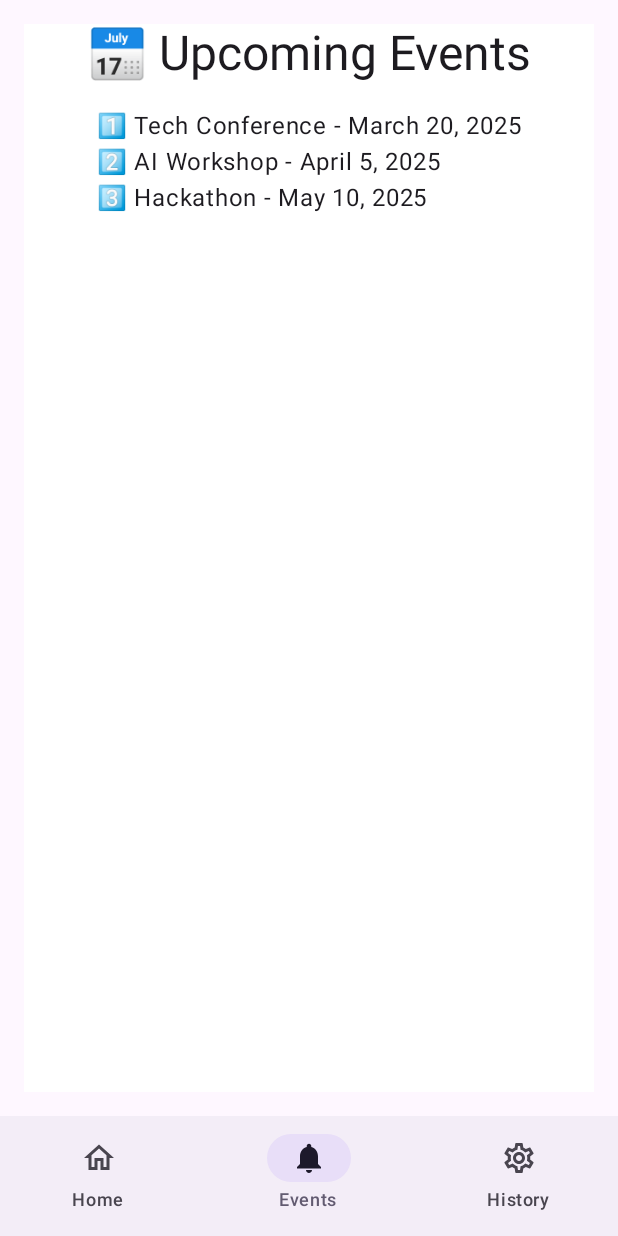
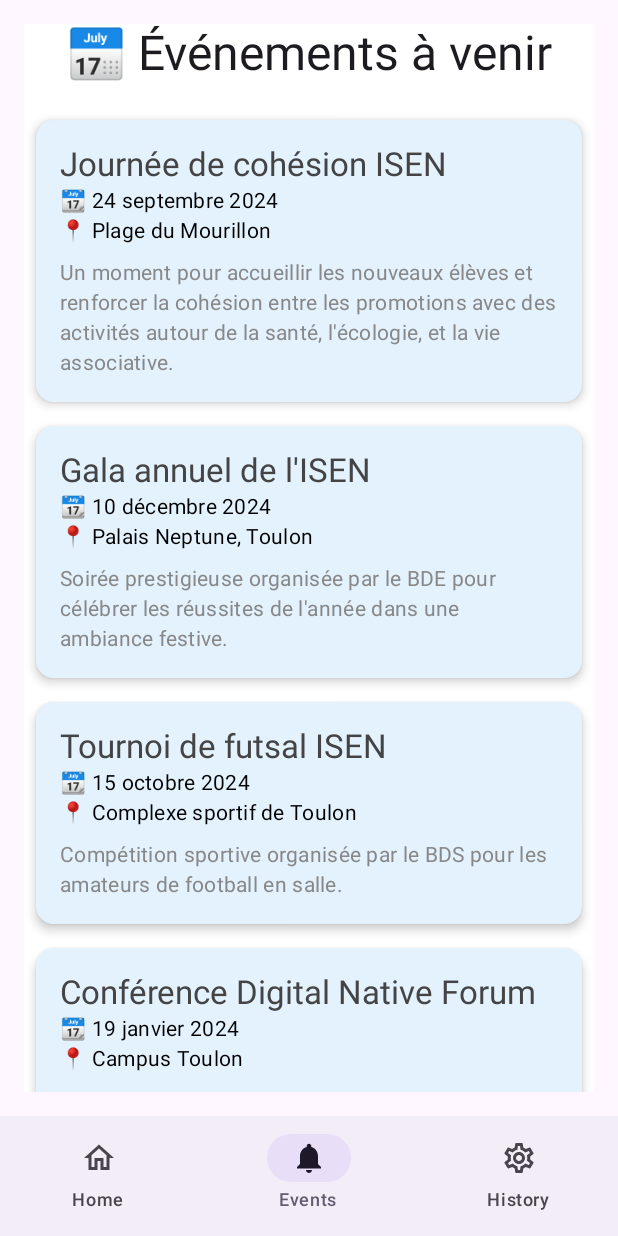
Before and after one commit to JuanAndres-source/ISEN-Android-Native-Mobile-Development, an Android app built with Jetpack Compose: the screen it shows after launch (MainActivity), item 2 of the bottom bar chosen, on a phone screen of 412 x 824 dp. Run offline under Robolectric (Android 15) with nearby library versions, the phone set to English and light mode, and no system bars.

Commit message:
Added Events and created NetworkManager class

```diff
--- a/app/build.gradle.kts
+++ b/app/build.gradle.kts
@@ -50,10 +50,19 @@ dependencies {
     implementation(libs.androidx.material3)
     implementation(libs.androidx.navigation.compose)
     implementation(libs.androidx.navigation.compose.v275)
+    implementation("com.squareup.retrofit2:retrofit:2.9.0")
+    // Import the BoM for the Firebase platform
+    implementation(platform("com.google.firebase:firebase-bom:33.9.0"))
+
+    // Add the dependency for the Vertex AI in Firebase library
+    // When using the BoM, you don't specify versions in Firebase library dependencies
+    implementation("com.google.firebase:firebase-vertexai")
 
     // Retrofit for API calls
     implementation (libs.retrofit2.retrofit)
     implementation (libs.converter.gson)
+
+
 
     // Testing Dependencies
     testImplementation(libs.junit)
--- a/app/src/main/java/api/NetworkManager.kt
+++ b/app/src/main/java/api/NetworkManager.kt
@@ -1,5 +1,27 @@
-/*package api
+package api
 
+import retrofit2.Retrofit
+import retrofit2.converter.gson.GsonConverterFactory
+import retrofit2.http.GET
+import ui.theme.EventItem
+
+// Define the base URL
 class NetworkManager {
-    private const val baseUrl = "https://isen-smart-companion-default-rtdb.europe-west1.firebasedatabase.app/events.json"
-}*/
+    companion object {
+        private const val BASE_URL = "https://isen-smart-companion-default-rtdb.europe-west1.firebasedatabase.app/"
+
+        val api: ApiService by lazy {
+            Retrofit.Builder()
+                .baseUrl(BASE_URL)
+                .addConverterFactory(GsonConverterFactory.create()) // Converts JSON to Kotlin objects
+                .build()
+                .create(ApiService::class.java)
+        }
+    }
+}
+
+// Define API service interface
+interface ApiService {
+    @GET("events.json")
+    suspend fun getEvents(): List<EventItem>
+}
--- a/app/src/main/java/ui/theme/MainActivity.kt
+++ b/app/src/main/java/ui/theme/MainActivity.kt
@@ -39,6 +39,7 @@ import androidx.compose.material3.NavigationBar
 import androidx.compose.material3.NavigationBarItem
 import androidx.compose.material3.Icon
 import androidx.compose.ui.graphics.vector.ImageVector
+import fr.isen.aliagafuentesjuanandres.isensmartcompanion.screens.TabBarItem
 import fr.isen.aliagafuentesjuanandres.isensmartcompanion.ui.screens.HistoryScreen
 import fr.isen.aliagafuentesjuanandres.isensmartcompanion.ui.screens.MainScreen
 
@@ -75,6 +76,10 @@ fun MainScreenWithNavBar() {
             composable(settingsTab.title) { HistoryScreen(paddingValues) }
         }
     }
+}
+
+fun composable(title: Any, function: @Composable () -> Unit) {
+
 }
 
 @Composable
@@ -132,24 +137,78 @@ fun TabBarBadgeView(count: Int? = null) {
 }
 
 data class EventItem(
+    val id: String,
     val title: String,
     val date: String,
-    val description: String
+    val description: String,
+    val location: String,
+    val category: String
 )
 
 @Composable
 fun HomeScreen(innerPadding: PaddingValues) {
-    val context = LocalContext.current
-    var userInput by remember { mutableStateOf("") }
-    var responseText by remember { mutableStateOf("AI Response will appear here...") }
-
-    fun handleSubmission() {
-        if (userInput.isNotBlank()) {
-            responseText = "This is a placeholder AI response for: $userInput"
-            userInput = ""
-            Toast.makeText(context, "Question Submitted", Toast.LENGTH_SHORT).show()
-        }
-    }
+    val events = listOf(
+        EventItem(
+            "0d1d122c", "Journée de cohésion ISEN", "24 septembre 2024",
+            "Un moment pour accueillir les nouveaux élèves et renforcer la cohésion entre les promotions avec des activités autour de la santé, l'écologie, et la vie associative.",
+            "Plage du Mourillon", "Vie associative"
+        ),
+        EventItem(
+            "1e2d345a", "Gala annuel de l'ISEN", "10 décembre 2024",
+            "Soirée prestigieuse organisée par le BDE pour célébrer les réussites de l'année dans une ambiance festive.",
+            "Palais Neptune, Toulon", "BDE"
+        ),
+        EventItem(
+            "2f3g456b", "Tournoi de futsal ISEN", "15 octobre 2024",
+            "Compétition sportive organisée par le BDS pour les amateurs de football en salle.",
+            "Complexe sportif de Toulon", "BDS"
+        ),
+        EventItem(
+            "3h4i567c", "Conférence Digital Native Forum", "19 janvier 2024",
+            "Rencontre entre étudiants et professionnels pour explorer les opportunités de carrière et les innovations technologiques.",
+            "Campus Toulon", "Professionnel"
+        ),
+        EventItem(
+            "4j5k678d", "Soirée d'intégration", "30 septembre 2024",
+            "Une soirée conviviale pour intégrer les nouveaux élèves et renforcer les liens entre promotions.",
+            "Bar Le Kraken", "BDE"
+        ),
+        EventItem(
+            "5l6m789e", "Challenge Make IT Agri", "1er novembre 2024",
+            "Concours inter-écoles pour innover dans l'agriculture durable avec des solutions numériques.",
+            "En ligne", "Concours"
+        ),
+        EventItem(
+            "6n7o891f", "Portes ouvertes ISEN", "25 janvier 2024",
+            "Journée pour découvrir les formations et rencontrer les équipes pédagogiques.",
+            "Campus Toulon", "Institutionnel"
+        ),
+        EventItem(
+            "7p8q902g", "Soirée Halloween ISEN", "31 octobre 2024",
+            "Une soirée déguisée organisée par le BDE avec animations et concours de costumes.",
+            "Salle des fêtes, Toulon", "BDE"
+        ),
+        EventItem(
+            "8r9s013h", "Tournoi de badminton", "22 février 2024",
+            "Événement sportif organisé par le BDS pour les passionnés de raquettes.",
+            "Gymnase municipal", "BDS"
+        ),
+        EventItem(
+            "9t0u124i", "Hackathon ISEN", "10 mars 2024",
+            "Compétition de développement informatique sur 48 heures avec des prix pour les meilleures équipes.",
+            "Campus Toulon", "Technologique"
+        ),
+        EventItem(
+            "10v1w235j", "Atelier de préparation à l'étranger", "14 novembre 2024",
+            "Conférences et stands pour faciliter la mobilité internationale des étudiants.",
+            "Campus Toulon", "International"
+        ),
+        EventItem(
+            "11x2y346k", "Journée du développement durable", "20 avril 2024",
+            "Sensibilisation aux enjeux écologiques et initiatives durables à l'ISEN.",
+            "Campus Toulon", "Vie associative"
+        )
+    )
 
     Column(
         modifier = Modifier
@@ -161,17 +220,61 @@ fun HomeScreen(innerPadding: PaddingValues) {
         verticalArrangement = Arrangement.Top
     ) {
         Text(
-            text = "📅 Upcoming Events",
+            text = "📅 Événements à venir",
             style = MaterialTheme.typography.headlineLarge,
             modifier = Modifier.padding(bottom = 16.dp)
         )
+        LazyColumn {
+            items(events) { event ->
+                EventCard(event)
+            }
 
-        Text(
-            text = "1️⃣ Tech Conference - March 20, 2025\n" +
-                    "2️⃣ AI Workshop - April 5, 2025\n" +
-                    "3️⃣ Hackathon - May 10, 2025",
-            style = MaterialTheme.typography.bodyLarge
-        )
+        }
+    }
+
+
+
+    data class TabBarItem(
+        val title: String,
+        val selectedIcon: ImageVector,
+        val unselectedIcon: ImageVector,
+        val badgeAmount: Int? = null
+    )
+}
+
+@Composable
+fun EventCard(event: EventItem) {
+    Card(
+        modifier = Modifier
+            .fillMaxWidth()
+            .padding(8.dp),
+        colors = CardDefaults.cardColors(containerColor = Color(0xFFE3F2FD)),
+        shape = RoundedCornerShape(12.dp),
+        elevation = CardDefaults.cardElevation(defaultElevation = 4.dp)
+    ) {
+        Column(modifier = Modifier.padding(16.dp)) {
+            Text(
+                text = event.title,
+                style = MaterialTheme.typography.titleLarge,
+                color = Color.DarkGray
+            )
+            Text(
+                text = "📆 ${event.date}",
+                style = MaterialTheme.typography.bodyMedium,
+                color = Color.Black
+            )
+            Text(
+                text = "📍 ${event.location}",
+                style = MaterialTheme.typography.bodyMedium,
+                color = Color.Black
+            )
+            Spacer(modifier = Modifier.height(8.dp))
+            Text(
+                text = event.description,
+                style = MaterialTheme.typography.bodyMedium,
+                color = Color.Gray
+            )
+        }
     }
 }
 
@@ -196,10 +299,7 @@ fun HistoryScreen() {
         Text("History", style = MaterialTheme.typography.headlineLarge)
     }
 }
+/*
+ fun fetch
 
-data class TabBarItem(
-    val title: String,
-    val selectedIcon: ImageVector,
-    val unselectedIcon: ImageVector,
-    val badgeAmount: Int? = null
-)
+ */
```
